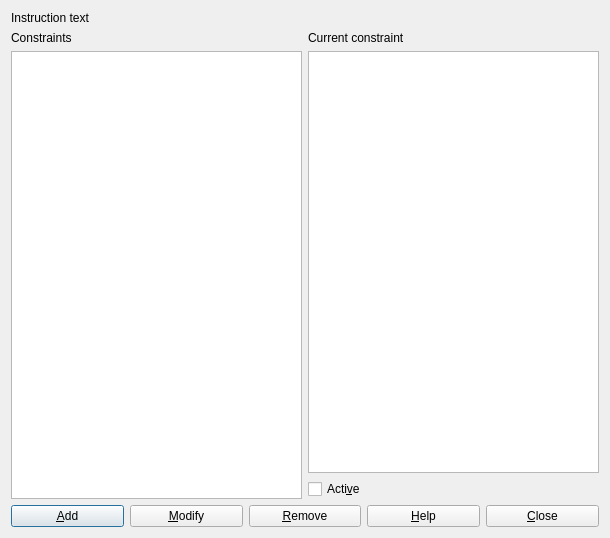
The window that src/interface/constraint_basedialog_template.ui (rodolforg/fet) describes before a commit, drawn with Qt 5.
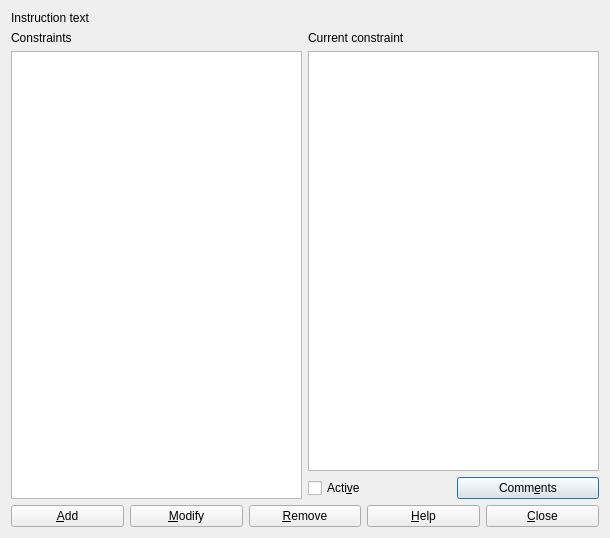
The same window after the commit.

Commit message: enable comments edition in constraint dialogs

The edit to the form file:
```diff
--- a/src/interface/constraint_basedialog_template.ui
+++ b/src/interface/constraint_basedialog_template.ui
@@ -67,6 +67,13 @@
            </property>
           </widget>
          </item>
+         <item>
+          <widget class="QPushButton" name="commentsPushButton">
+           <property name="text">
+            <string>Comm&amp;ents</string>
+           </property>
+          </widget>
+         </item>
         </layout>
        </item>
       </layout>
```
The commit also changes 6 other files.
